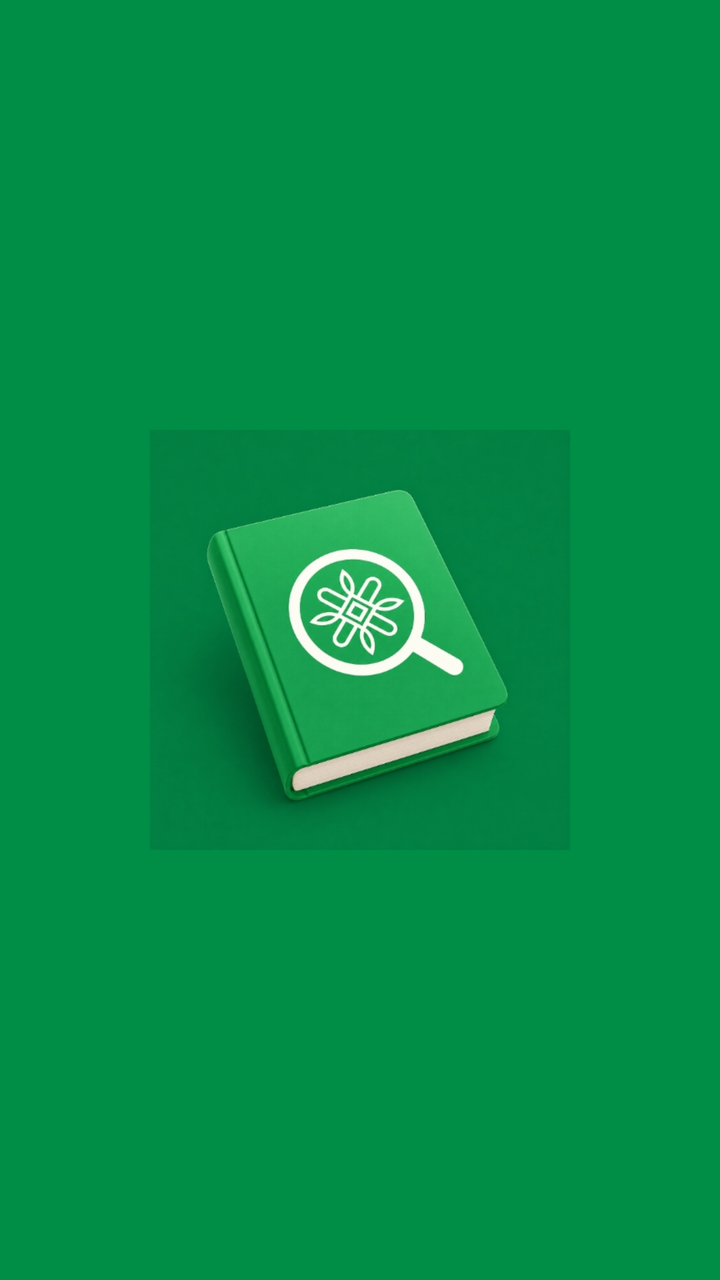
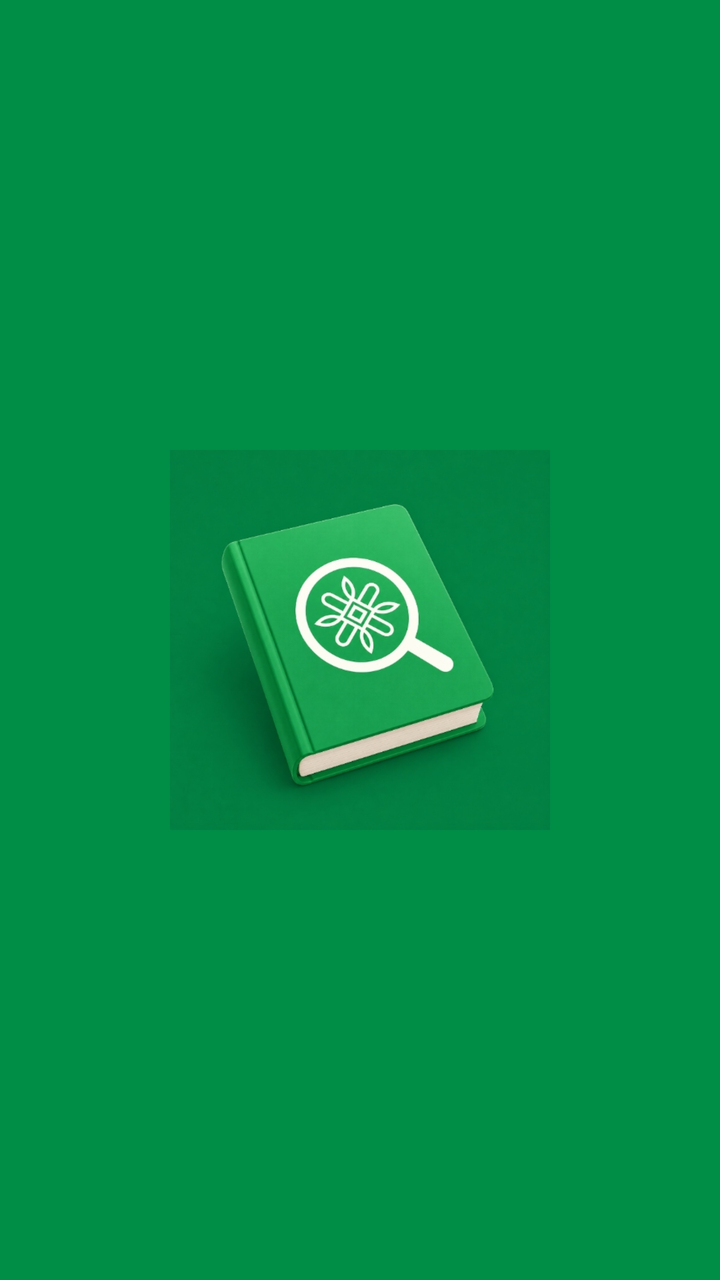

Before-and-after screenshots of an Android layout around one commit, followed by the original layout XML and the change that was made.
<!-- AndroidManifest.xml: activity theme SplashTheme -->
<!-- res/layout/activity_splash.xml -->
<?xml version="1.0" encoding="utf-8"?>
<FrameLayout xmlns:android="http://schemas.android.com/apk/res/android"
    android:layout_width="match_parent"
    android:layout_height="match_parent"
    android:background="@color/arewa_green">

    <ImageView
        android:id="@+id/splashLogo"
        android:layout_width="210dp"
        android:layout_height="210dp"
        android:layout_gravity="center"
        android:adjustViewBounds="true"
        android:contentDescription="@string/app_name"
        android:scaleType="fitCenter"
        android:src="@drawable/logo" />

</FrameLayout>
<!-- resources referenced by this layout -->
<resources>
  <color name="arewa_green">#008D46</color>
  <!-- drawable logo: png bitmap (drawable-nodpi, 582971 bytes) -->
  <string name="app_name">Arewa Scope Ebooks</string>
  <style name="SplashTheme" parent="android:style/Theme.Material.Light.NoActionBar">
          <item name="android:windowFullscreen">false</item>
          <item name="android:windowNoTitle">true</item>
          <item name="android:windowActionBar">false</item>
          <item name="android:statusBarColor">@color/brand_dark</item>
          <item name="android:navigationBarColor">@color/brand_dark</item>
          <item name="android:windowBackground">@color/arewa_green</item>
      </style>
  <color name="brand_dark">#004D2A</color>
</resources>

<!-- the commit's change to res/layout/activity_splash.xml (unified diff, before → after) -->
@@ -1,13 +1,15 @@
 <?xml version="1.0" encoding="utf-8"?>
 <FrameLayout xmlns:android="http://schemas.android.com/apk/res/android"
+    android:id="@+id/rootLayout"
     android:layout_width="match_parent"
     android:layout_height="match_parent"
+    android:fitsSystemWindows="true"
     android:background="@color/arewa_green">
 
     <ImageView
         android:id="@+id/splashLogo"
-        android:layout_width="210dp"
-        android:layout_height="210dp"
+        android:layout_width="190dp"
+        android:layout_height="190dp"
         android:layout_gravity="center"
         android:adjustViewBounds="true"
         android:contentDescription="@string/app_name"
